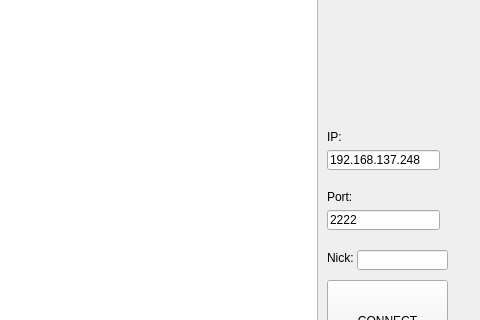
Above: qtclient/client.ui from maciejjo/poorIRC before the change; both pictures show x 303 to 783 and y 90 to 410 of the 783 by 533 pixel window. Below: the same form after it.
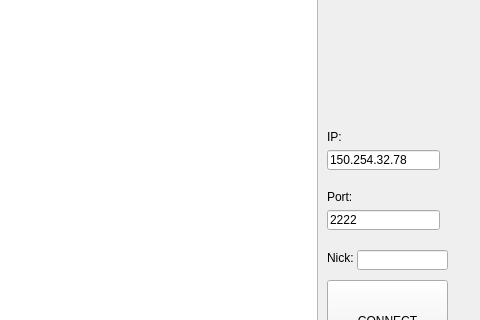
That is the form after the change.

What changed in the file:
```diff
--- a/qtclient/client.ui
+++ b/qtclient/client.ui
@@ -127,7 +127,7 @@
      <enum>Qt::WheelFocus</enum>
     </property>
     <property name="text">
-     <string>192.168.137.248</string>
+     <string>150.254.32.78</string>
     </property>
    </widget>
    <widget class="QLabel" name="ipLabel">
```
